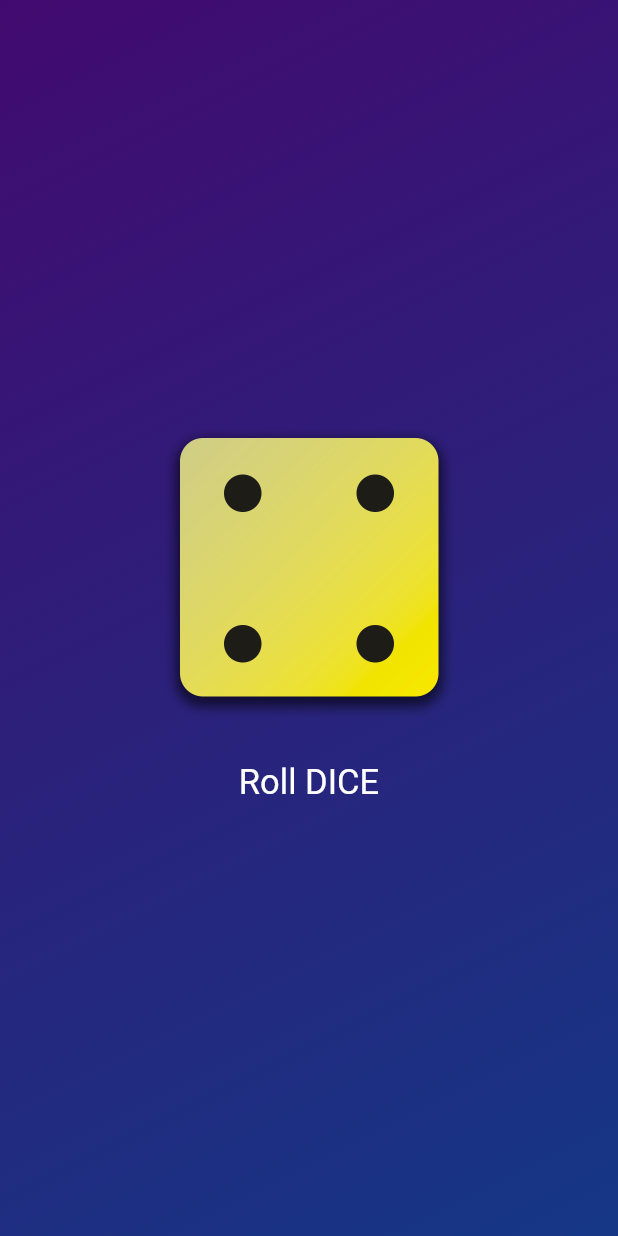
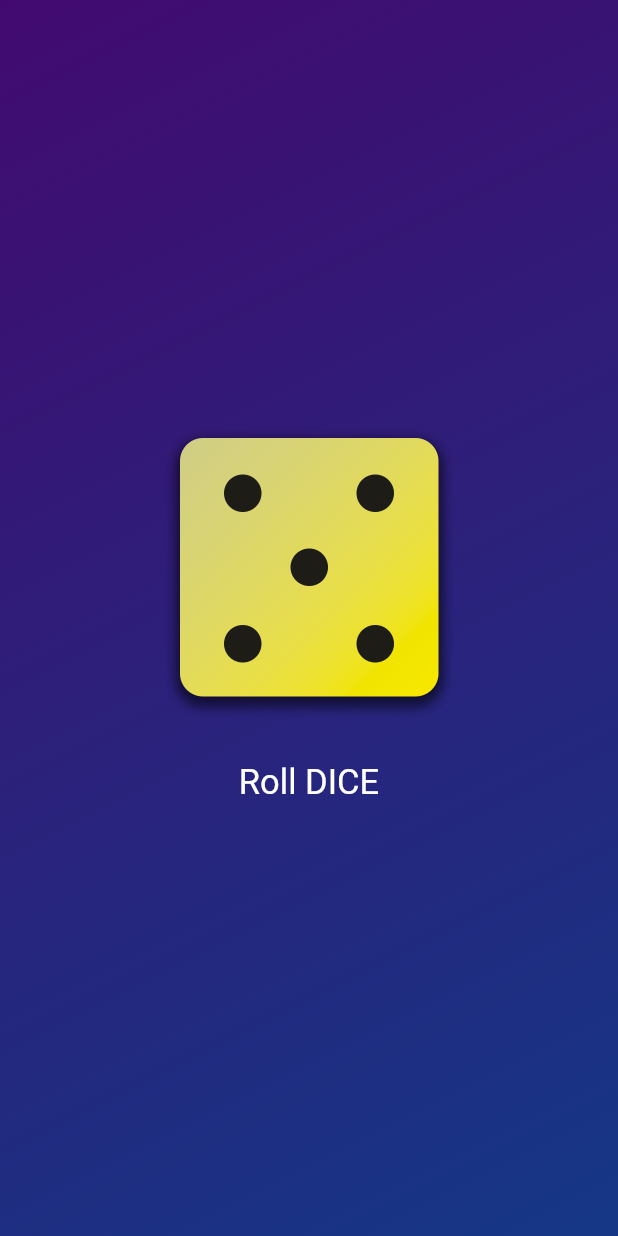
Before and after one commit to sam-kash/DiceRollGame, a Flutter app: the screen it shows after launch, after a tap on "Roll DICE", on a phone screen of 412 x 824 dp. Run offline on Flutter 3.47's test engine with Material 3 defaults, Android fonts, the phone set to English and light mode, and no system bars.

Commit message:
The Complete product , version 1

```diff
--- a/lib/dice_roller.dart
+++ b/lib/dice_roller.dart
@@ -1,4 +1,7 @@
 import 'package:flutter/material.dart';
+import 'dart:math';
+
+final Randomizer = Random();
 
 class DiceRoller extends StatefulWidget {
   const DiceRoller({super.key});
@@ -13,11 +16,13 @@ class DiceRoller extends StatefulWidget {
 class _DicerollerState extends State<
     DiceRoller> //_ has a meaning in Dart, It means its private and it will only be used here in this particular file only
 {
-  var activeDiceImage = 'assets/images/dice-2.png';
+  //var activeDiceImage = 'assets/images/dice-2.png';
+  var CurrentDiceRoll = 2;
 
   void rolldice() {
+    // (n) anything inside will only generate a value which is from 0 to n-1, so we need to add one
     setState(() {
-      activeDiceImage = 'assets/images/dice-4.png';
+      CurrentDiceRoll = Randomizer.nextInt(6) + 1;
     });
     // print(
     //     "Rolling it ..."); //We use it to see if the function is working or not, only the developer can actually see this
@@ -31,7 +36,7 @@ class _DicerollerState extends State<
       mainAxisSize: MainAxisSize.min,
       children: [
         Image.asset(
-          activeDiceImage,
+          'assets/images/dice-$CurrentDiceRoll.png',
           width: 200,
         ),
         const SizedBox(
--- a/pubspec.yaml
+++ b/pubspec.yaml
@@ -65,6 +65,8 @@ flutter:
    - assets/images/dice-2.png
    - assets/images/dice-3.png
    - assets/images/dice-4.png
+   - assets/images/dice-5.png
+   - assets/images/dice-6.png
 
   # An image asset can refer to one or more resolution-specific "variants", see
   # https://flutter.dev/assets-and-images/#resolution-aware
```
